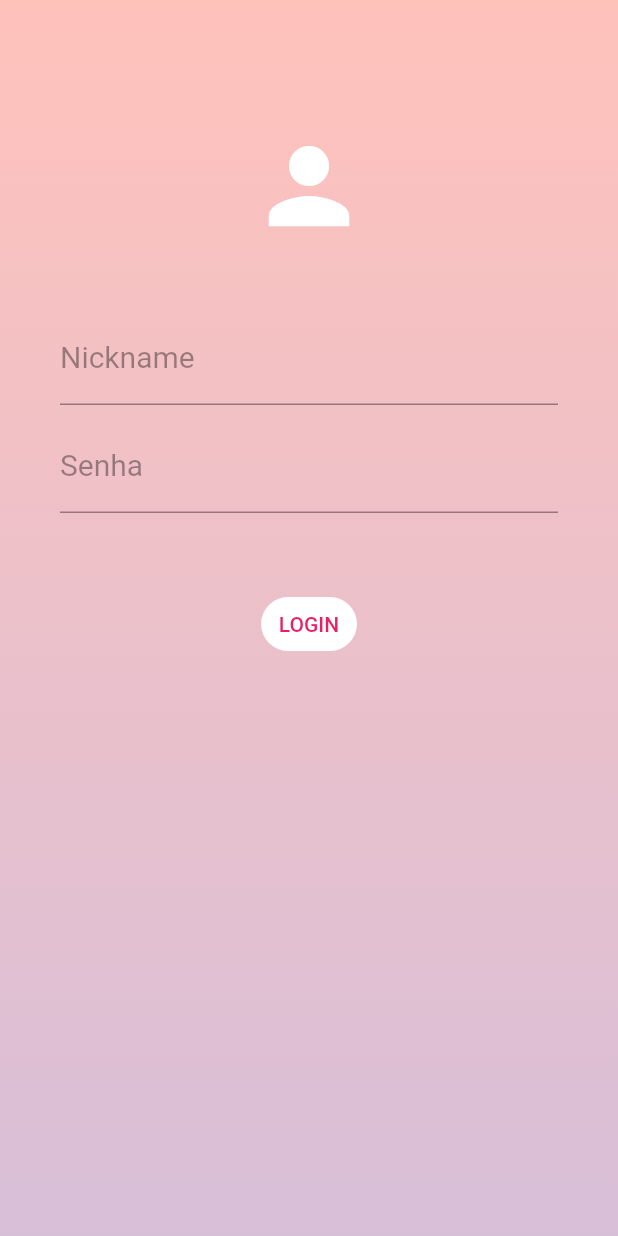
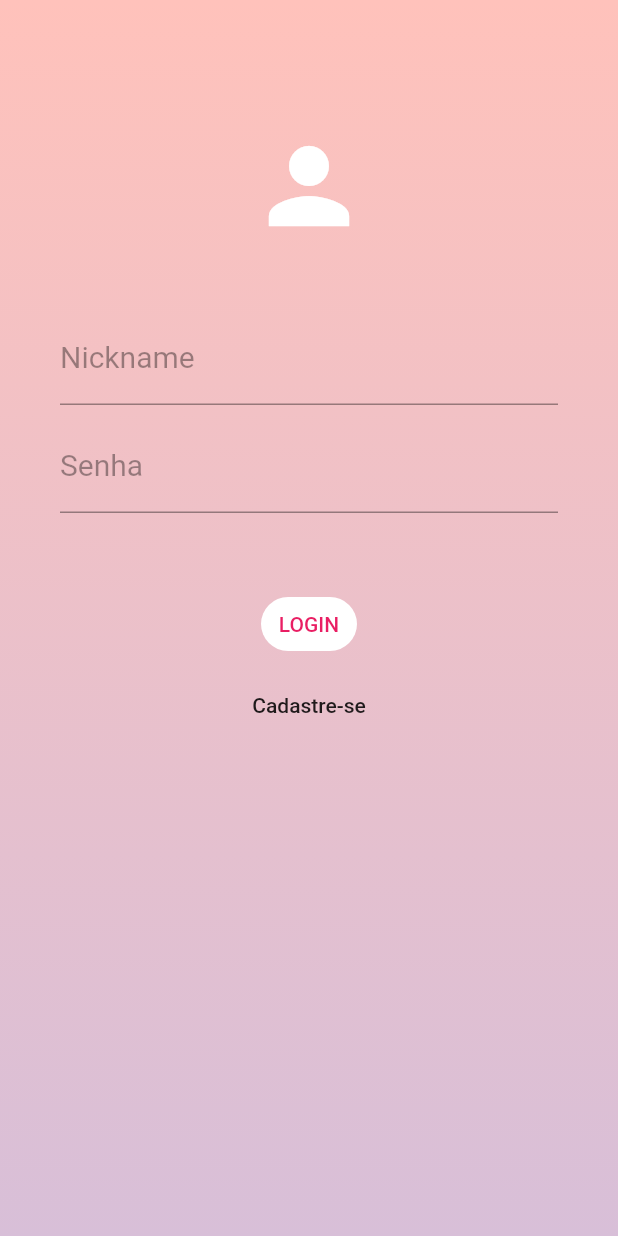
Before and after one commit to NanyDesu/ArtStreets, a Flutter app: the screen it shows after launch, on a phone screen of 412 x 824 dp. Run offline on Flutter 3.47's test engine with Material 2 defaults, Android fonts, the phone set to English and light mode, and no system bars.

Commit message:
Link para cadastro adicionado

```diff
--- a/artstreet/lib/pages/login.dart
+++ b/artstreet/lib/pages/login.dart
@@ -83,6 +83,25 @@ class LoginPage extends StatelessWidget {
             ),
           },
         ),
+        SizedBox(
+          height: 10,
+        ),
+        Container(
+          height: 40,
+          alignment: Alignment.center,
+          child: FlatButton(
+            child: Text(
+              "Cadastre-se"
+            ),
+            onPressed: ()=>{
+               Navigator.push(
+              context,
+              MaterialPageRoute(builder: (context) =>SignUp()),
+            ),
+            },
+          ),
+
+        ),
       ],
     );
   }
```
